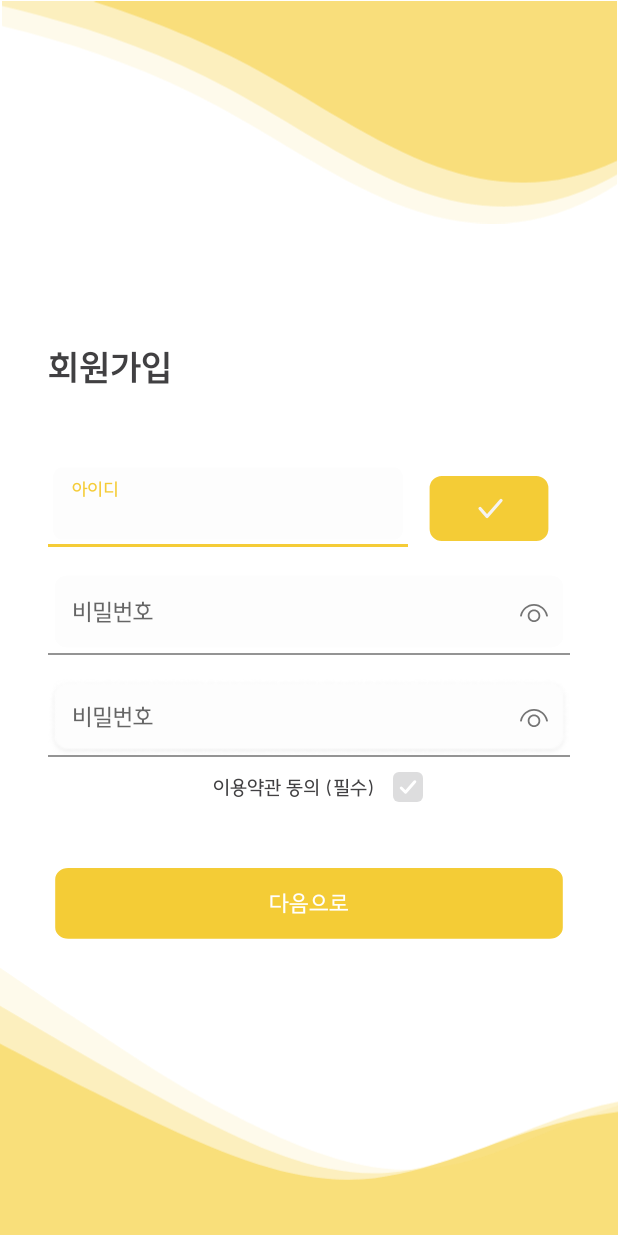
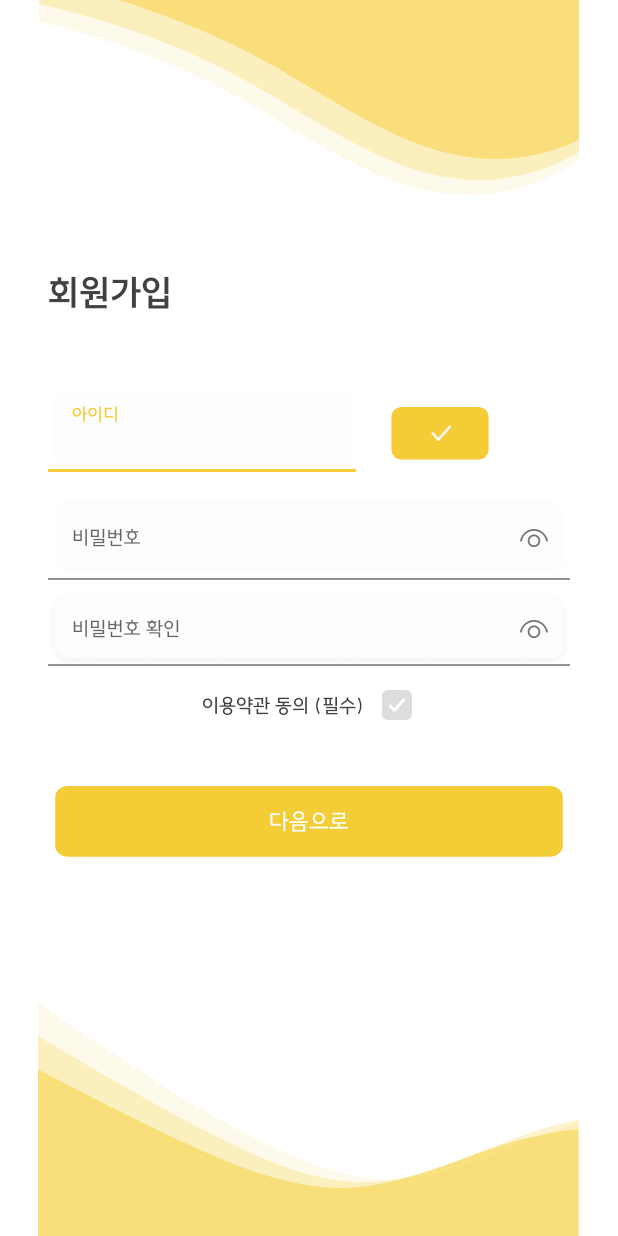
Before and after one commit to Dodogari/Golden_Ratio, an Android app: the RegisterActivity screen opened directly, with no data from a screen before it, on a phone screen of 412 x 824 dp. Run offline under Robolectric (Android 15) with nearby library versions, the phone set to English and light mode, and no system bars.

Commit message:
[Register] 연결

```diff
--- a/app/src/main/res/layout/activity_register.xml
+++ b/app/src/main/res/layout/activity_register.xml
@@ -1,17 +1,17 @@
 <?xml version="1.0" encoding="utf-8"?>
-<androidx.constraintlayout.widget.ConstraintLayout
-    xmlns:android="http://schemas.android.com/apk/res/android"
+<androidx.constraintlayout.widget.ConstraintLayout xmlns:android="http://schemas.android.com/apk/res/android"
+    xmlns:app="http://schemas.android.com/apk/res-auto"
     xmlns:tools="http://schemas.android.com/tools"
-    xmlns:app="http://schemas.android.com/apk/res-auto"
     android:layout_width="match_parent"
     android:layout_height="match_parent"
-    android:background="@color/white"
-    tools:context=".RegisterActivity">
+    android:id="@+id/registerFrame"
+    tools:context=".login.RegisterActivity">
+
 
     <LinearLayout
         android:id="@+id/linearLayout"
-      android:layout_width="410dp"
-      android:layout_height="150dp"
+        android:layout_width="wrap_content"
+        android:layout_height="wrap_content"
         android:orientation="vertical"
         app:layout_constraintEnd_toEndOf="parent"
         app:layout_constraintStart_toStartOf="parent"
@@ -24,13 +24,12 @@
             app:srcCompat="@drawable/bg_1" />
     </LinearLayout>
 
-
     <androidx.appcompat.widget.LinearLayoutCompat
         android:layout_width="match_parent"
         android:layout_height="wrap_content"
         android:orientation="vertical"
         app:layout_constraintTop_toBottomOf="@+id/linearLayout"
-      android:layout_marginTop="80dp"
+        android:layout_marginTop="50dp"
         android:layout_marginLeft="32dp"
         android:layout_marginRight="32dp"
         tools:ignore="MissingConstraints">
@@ -45,38 +44,42 @@
             app:layout_constraintTop_toBottomOf="@+id/linearLayout" />
 
         <LinearLayout
-        android:layout_width="wrap_content"
+            android:layout_width="match_parent"
             android:layout_height="wrap_content"
             android:orientation="horizontal"
             android:layout_marginTop="48dp">
 
             <com.google.android.material.textfield.TextInputLayout
-          android:id="@+id/textInputLayoutEmail"
-          android:layout_width="240dp"
+                android:id="@+id/layout_id"
+                android:layout_width="205dp"
                 android:layout_height="wrap_content">
 
                 <com.google.android.material.textfield.TextInputEditText
-            android:id="@+id/textInputEditTextEmail"
+                    android:id="@+id/et_id"
                     android:layout_width="match_parent"
                     android:layout_height="wrap_content"
                     android:background="@drawable/bg_insert"
                     android:hint="아이디"
                     style="@style/hint_text"
+                    android:textSize="13sp"
                     android:inputType="text"
                     android:maxLines="1" />
             </com.google.android.material.textfield.TextInputLayout>
 
             <androidx.appcompat.widget.AppCompatButton
-          android:id="@+id/bt_login"
-          android:layout_width="match_parent"
-          android:layout_height="52dp"
-          android:layout_marginLeft="10dp"
-          android:background="@drawable/bt_id_check" />
+                android:id="@+id/bt_id_check"
+                android:layout_width="72dp"
+                android:layout_height="42dp"
+                android:layout_marginLeft="20dp"
+                android:background="@drawable/bt_id_check"
+                android:button="@null"
+                app:layout_constraintStart_toEndOf="@+id/tv_pw"
+                app:layout_constraintTop_toTopOf="parent" />
         </LinearLayout>
 
 
         <com.google.android.material.textfield.TextInputLayout
-        android:id="@+id/textInputLayoutPassword"
+            android:id="@+id/layout_pw"
             android:layout_width="match_parent"
             app:endIconMode="password_toggle"
             android:layout_height="wrap_content"
@@ -84,45 +87,51 @@
             android:layout_marginTop="16dp">
 
             <EditText
-          android:id="@+id/textInputEditTextPassword"
+                android:id="@+id/et_pw"
                 style="@style/hint_text"
                 android:layout_width="match_parent"
                 android:layout_height="wrap_content"
                 android:background="@drawable/bg_insert"
                 android:hint="비밀번호"
-          android:inputType="textPassword"
-          android:maxLines="1" />
-    </com.google.android.material.textfield.TextInputLayout>
-    <com.google.android.material.textfield.TextInputLayout
-        android:id="@+id/textInputLayoutPassword1"
-        android:layout_width="match_parent"
-        app:endIconMode="password_toggle"
-        app:endIconDrawable="@drawable/bt_pw"
-        android:layout_height="wrap_content"
-        android:layout_marginTop="16dp">
-
-      <EditText
-          android:id="@+id/textInputEditTextPassword2"
-          android:layout_width="match_parent"
-          android:layout_height="wrap_content"
-          android:background="@drawable/bg_input"
-          android:hint="비밀번호"
-          style="@style/hint_text"
+                android:textSize="13sp"
                 android:inputType="textPassword"
                 android:maxLines="1" />
         </com.google.android.material.textfield.TextInputLayout>
 
-    <androidx.constraintlayout.widget.ConstraintLayout
+        <com.google.android.material.textfield.TextInputLayout
+            android:id="@+id/layout_pw2"
+            android:layout_width="match_parent"
+            app:endIconMode="password_toggle"
+            android:layout_height="wrap_content"
+            app:endIconDrawable="@drawable/bt_pw"
+            android:layout_marginTop="8dp">
+
+            <EditText
+                android:id="@+id/et_pw2"
+                android:layout_width="match_parent"
+                android:layout_height="wrap_content"
+                android:background="@drawable/bg_input"
+                android:hint="비밀번호 확인"
+                android:textSize="13sp"
+                app:errorIconDrawable="@null"
+                style="@style/hint_text"
+                android:inputType="textWebPassword"
+                android:maxLines="1"/>
+        </com.google.android.material.textfield.TextInputLayout>
+
+
+        <LinearLayout
             android:layout_width="wrap_content"
-        android:layout_height="wrap_content">
+            android:layout_height="wrap_content"
+            android:orientation="horizontal"
+            android:layout_gravity="center"
+            android:layout_marginTop="14dp">
 
             <androidx.appcompat.widget.AppCompatTextView
                 android:id="@+id/tv_pw"
                 style="@style/basic_text"
                 android:layout_width="wrap_content"
                 android:layout_height="wrap_content"
-          android:layout_marginStart="110dp"
-          android:layout_marginTop="12dp"
                 android:text="이용약관 동의 (필수)"
                 android:textColor="#414042"
                 android:textSize="13sp"
@@ -130,21 +139,19 @@
                 app:layout_constraintTop_toTopOf="parent" />
 
             <CheckBox
-          android:id="@+id/agree_check"
+                android:id="@+id/bt_agree"
                 android:layout_width="24dp"
                 android:layout_height="24dp"
                 android:layout_marginStart="10dp"
-          android:layout_marginTop="8dp"
                 android:background="@drawable/bt_check"
                 android:button="@null"
                 app:layout_constraintStart_toEndOf="@+id/tv_pw"
                 app:layout_constraintTop_toTopOf="parent" />
-
-    </androidx.constraintlayout.widget.ConstraintLayout>
+        </LinearLayout>
 
 
         <androidx.appcompat.widget.AppCompatButton
-        android:id="@+id/appCompatButtonLogin"
+            android:id="@+id/bt_next"
             android:layout_width="match_parent"
             android:layout_height="wrap_content"
             android:layout_marginTop="42dp"
@@ -158,8 +165,8 @@
 
     <LinearLayout
         android:id="@+id/linearLayout2"
-      android:layout_width="415dp"
-      android:layout_height="180dp"
+        android:layout_width="wrap_content"
+        android:layout_height="wrap_content"
         android:orientation="vertical"
         app:layout_constraintBottom_toBottomOf="parent"
         app:layout_constraintEnd_toEndOf="parent"
@@ -171,4 +178,5 @@
             android:layout_height="match_parent"
             app:srcCompat="@drawable/bg_2" />
     </LinearLayout>
+
 </androidx.constraintlayout.widget.ConstraintLayout>
```
Also changed, not shown: app/src/main/java/com/example/goldenratio/login/NameFragment.kt (added, +49 -0 lines), app/src/main/java/com/example/goldenratio/login/ProfileActivity.kt (added, +179 -0 lines), app/src/main/java/com/example/goldenratio/login/RegisterActivity.kt (added, +145 -0 lines), app/src/main/res/drawable/img_profile.xml (added, +20 -0 lines), app/src/main/res/layout/activity_profile.xml (added, +113 -0 lines), app/src/main/res/layout/fragment_name.xml (+54 -5 lines), 1 other file. Lines whose indentation alone changed are shown as unchanged.
